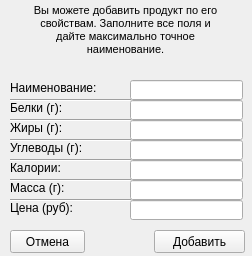
244sinfall/fastfoodDeliveryAggregator, file admin/addproduct.ui: the form before one commit.
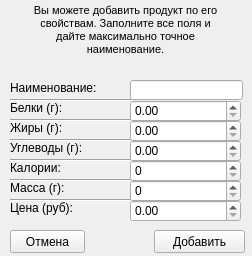
The form after the commit.

What changed in the file:
```diff
--- a/admin/addproduct.ui
+++ b/admin/addproduct.ui
@@ -130,65 +130,8 @@
      <height>20</height>
     </rect>
    </property>
-  </widget>
-  <widget class="QLineEdit" name="proteinAdder">
-   <property name="geometry">
-    <rect>
-     <x>130</x>
-     <y>100</y>
-     <width>113</width>
-     <height>20</height>
-    </rect>
-   </property>
-  </widget>
-  <widget class="QLineEdit" name="fatsAdder">
-   <property name="geometry">
-    <rect>
-     <x>130</x>
-     <y>120</y>
-     <width>113</width>
-     <height>20</height>
-    </rect>
-   </property>
-  </widget>
-  <widget class="QLineEdit" name="carbohydratesAdder">
-   <property name="geometry">
-    <rect>
-     <x>130</x>
-     <y>140</y>
-     <width>113</width>
-     <height>20</height>
-    </rect>
-   </property>
-  </widget>
-  <widget class="QLineEdit" name="caloriesAdder">
-   <property name="geometry">
-    <rect>
-     <x>130</x>
-     <y>160</y>
-     <width>113</width>
-     <height>20</height>
-    </rect>
-   </property>
-  </widget>
-  <widget class="QLineEdit" name="massAdder">
-   <property name="geometry">
-    <rect>
-     <x>130</x>
-     <y>180</y>
-     <width>113</width>
-     <height>20</height>
-    </rect>
-   </property>
-  </widget>
-  <widget class="QLineEdit" name="priceAdder">
-   <property name="geometry">
-    <rect>
-     <x>130</x>
-     <y>200</y>
-     <width>113</width>
-     <height>20</height>
-    </rect>
+   <property name="maxLength">
+    <number>32</number>
    </property>
   </widget>
   <widget class="Line" name="line">
@@ -311,6 +254,84 @@
     <set>Qt::AlignCenter</set>
    </property>
   </widget>
+  <widget class="QDoubleSpinBox" name="proteinAdder">
+   <property name="geometry">
+    <rect>
+     <x>130</x>
+     <y>100</y>
+     <width>111</width>
+     <height>22</height>
+    </rect>
+   </property>
+   <property name="maximum">
+    <double>999.990000000000009</double>
+   </property>
+  </widget>
+  <widget class="QDoubleSpinBox" name="fatsAdder">
+   <property name="geometry">
+    <rect>
+     <x>130</x>
+     <y>120</y>
+     <width>111</width>
+     <height>22</height>
+    </rect>
+   </property>
+   <property name="maximum">
+    <double>999.990000000000009</double>
+   </property>
+  </widget>
+  <widget class="QDoubleSpinBox" name="carbohydratesAdder">
+   <property name="geometry">
+    <rect>
+     <x>130</x>
+     <y>140</y>
+     <width>111</width>
+     <height>22</height>
+    </rect>
+   </property>
+   <property name="maximum">
+    <double>999.990000000000009</double>
+   </property>
+  </widget>
+  <widget class="QDoubleSpinBox" name="priceAdder">
+   <property name="geometry">
+    <rect>
+     <x>130</x>
+     <y>200</y>
+     <width>111</width>
+     <height>22</height>
+    </rect>
+   </property>
+   <property name="maximum">
+    <double>9999.989999999999782</double>
+   </property>
+  </widget>
+  <widget class="QSpinBox" name="caloriesAdder">
+   <property name="geometry">
+    <rect>
+     <x>130</x>
+     <y>160</y>
+     <width>111</width>
+     <height>22</height>
+    </rect>
+   </property>
+   <property name="maximum">
+    <number>999999</number>
+   </property>
+  </widget>
+  <widget class="QSpinBox" name="massAdder">
+   <property name="geometry">
+    <rect>
+     <x>130</x>
+     <y>180</y>
+     <width>111</width>
+     <height>22</height>
+    </rect>
+   </property>
+   <property name="maximum">
+    <number>99999</number>
+   </property>
+  </widget>
  </widget>
  <resources/>
  <connections/>
```
Left out of the diff: 2 changed lines with no effect on the pictures.
